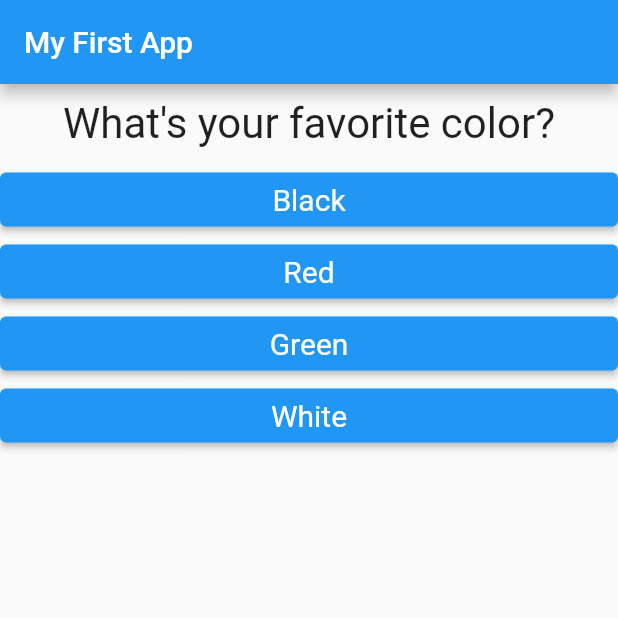
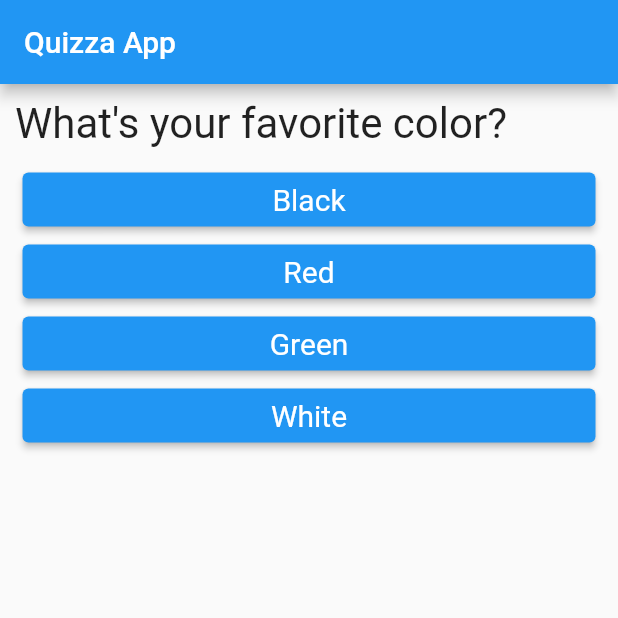
Before and after one commit to Techiefrankie/quizza, a Flutter app: the screen it shows after launch, on a phone screen of 412 x 824 dp, the top half of it. Run offline on Flutter 3.47's test engine with Material 2 defaults, Android fonts, the light colour scheme and no system bars.

Commit message:
Refactor app

```diff
--- a/lib/answer.dart
+++ b/lib/answer.dart
@@ -9,6 +9,7 @@ class Answer extends StatelessWidget {
   @override
   Widget build(BuildContext context) {
     return Container(
+      margin: const EdgeInsets.fromLTRB(15, 0, 15, 0),
       width: double.infinity,
       child: ElevatedButton(
         style: ElevatedButton.styleFrom(textStyle: const TextStyle(fontSize: 20)),
--- a/lib/main.dart
+++ b/lib/main.dart
@@ -1,10 +1,8 @@
 import 'package:flutter/material.dart';
+import 'package:personata/question_bank.dart';
 
-import './quiz.dart';
-import './result.dart';
-// void main() {
-//   runApp(MyApp());
-// }
+import 'package:personata/quiz.dart';
+import 'package:personata/result.dart';
 
 void main() => runApp(MyApp());
 
@@ -17,30 +15,16 @@ class MyApp extends StatefulWidget {
 }
 
 class _MyAppState extends State<MyApp> {
-  final _questions = const [
-    {
-      'questionText': 'What\'s your favorite color?',
-      'answers': ['Black', 'Red', 'Green', 'White'],
-    },
-    {
-      'questionText': 'What\'s your favorite animal?',
-      'answers': ['Rabbit', 'Snake', 'Elephant', 'Lion'],
-    },
-    {
-      'questionText': 'Who\'s your favorite instructor?',
-      'answers': ['Max', 'Max', 'Max', 'Max'],
-    },
-  ];
+  final _questions = QuestionBank.getQuestions();
   var _questionIndex = 0;
 
   void _answerQuestion() {
-    // var aBool = true;
-    // aBool = false;
-
     setState(() {
       _questionIndex = _questionIndex + 1;
     });
+
     print(_questionIndex);
+
     if (_questionIndex < _questions.length) {
       print('We have more questions!');
     } else {
@@ -50,16 +34,11 @@ class _MyAppState extends State<MyApp> {
 
   @override
   Widget build(BuildContext context) {
-    // var dummy = const ['Hello'];
-    // dummy.add('Max');
-    // print(dummy);
-    // dummy = [];
-    // questions = []; // does not work if questions is a const
 
     return MaterialApp(
       home: Scaffold(
         appBar: AppBar(
-          title: Text('My First App'),
+          title: const Text('Quizza App'),
         ),
         body: _questionIndex < _questions.length
             ? Quiz(
--- a/lib/question.dart
+++ b/lib/question.dart
@@ -13,7 +13,7 @@ class Question extends StatelessWidget {
       child: Text(
         questionText,
         style: TextStyle(fontSize: 28),
-        textAlign: TextAlign.center,
+        textAlign: TextAlign.left,
       ),
     );
   }
--- a/lib/question_Text.dart
+++ b/lib/question_Text.dart
@@ -1,4 +1,3 @@
-import 'package:flutter/cupertino.dart';
 import 'package:flutter/material.dart';
 
 class QuestionText extends StatelessWidget {
--- a/lib/question_bank.dart
+++ b/lib/question_bank.dart
@@ -1,14 +1,18 @@
 class QuestionBank {
-   static List<Map<String, List<String>>> getQuestions() {
-
-     List<Map<String, List<String>>> questions = [
-       {"What is your favorite food?": ["Rice", "Yam", "Agidi", "Akara"]},
-       {"What is your favorite animal?": ["Cat", "Monkey", "Dog", "Lion"]},
-       {"What is your favorite car?": ["Mercedes", "Bently", "Range Rover", "Rolls Royce"]},
-     ];
-
-     var list = [
-       {"text": "what is what?", "options": ["A", "B", "C", "D"]}
+   static List<Map<String, Object>> getQuestions() {
+     var questions = const [
+       {
+         'questionText': 'What\'s your favorite color?',
+         'answers': ['Black', 'Red', 'Green', 'White'],
+       },
+       {
+         'questionText': 'What\'s your favorite animal?',
+         'answers': ['Rabbit', 'Snake', 'Elephant', 'Lion'],
+       },
+       {
+         'questionText': 'Who\'s your favorite instructor?',
+         'answers': ['Techie', 'Frankie', 'Nnanna', 'Ogbonna'],
+       },
      ];
 
      return questions;
--- a/lib/quiz.dart
+++ b/lib/quiz.dart
@@ -1,14 +1,14 @@
 import 'package:flutter/material.dart';
 
-import './question.dart';
-import './answer.dart';
+import 'package:personata/question.dart';
+import 'package:personata/answer.dart';
 
 class Quiz extends StatelessWidget {
-   var questions;
+   dynamic questions;
   final int questionIndex;
   final VoidCallback answerQuestion;
 
-  Quiz({
+  Quiz({super.key,
     required this.questions,
     required this.answerQuestion,
     required this.questionIndex,
@@ -17,6 +17,7 @@ class Quiz extends StatelessWidget {
   @override
   Widget build(BuildContext context) {
     return Column(
+      mainAxisSize: MainAxisSize.min,
       children: [
         Question(
           questions[questionIndex]['questionText'],
--- a/lib/result.dart
+++ b/lib/result.dart
@@ -1,9 +1,11 @@
 import 'package:flutter/material.dart';
 
 class Result extends StatelessWidget {
+  const Result({super.key});
+
   @override
   Widget build(BuildContext context) {
-    return Center(
+    return const Center(
       child: Text('You did it!'),
     );
   }
```
Also changed, not shown: 1 other file.
